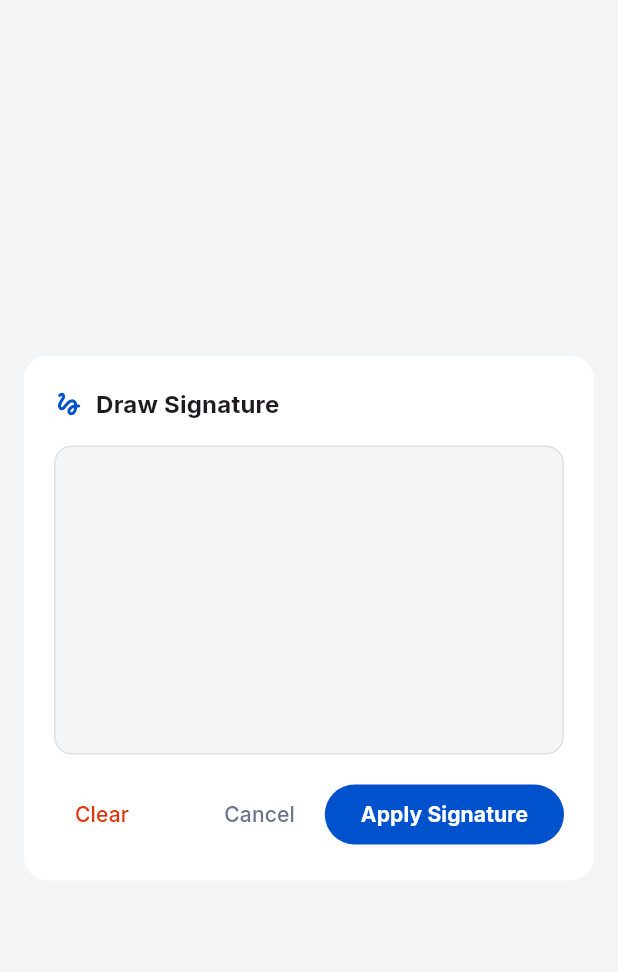
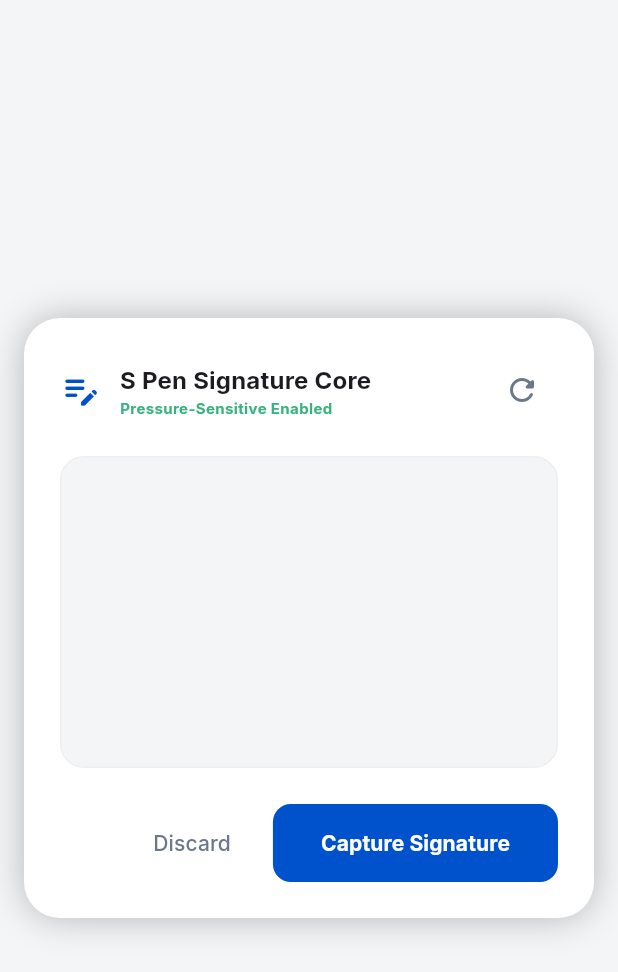
Before and after one commit to Kratos3597/CloudNex-PDF, a Flutter app: the SignaturePadView widget shown alone on an empty page, opened directly, on a phone screen of 412 x 824 dp. Shown: the top 972 px of the screen. Run offline on Flutter 3.47's test engine with Material 3 defaults, Android fonts, the phone set to English and light mode, and no system bars; our stand-ins replace file_picker, flutter_animate, flutter_riverpod, google_fonts, google_generative_ai, isar and 3 more; missing offline and left inert: google_mlkit_text_recognition, pdfx, syncfusion_flutter_pdf, syncfusion_flutter_pdfviewer; accounts and stored records are empty; generated files the repository leaves out were written again.

Commit message:
S25 Ultra Optimizations: Pressure-Sensitive S Pen Signatures and Dynamic Status Capsule

```diff
--- a/lib/features/pdf_editor/presentation/signature_pad_view.dart
+++ b/lib/features/pdf_editor/presentation/signature_pad_view.dart
@@ -10,29 +10,42 @@
   State<SignaturePadView> createState() => _SignaturePadViewState();
 }
 
+class StrokePoint {
+  final Offset offset;
+  final double pressure;
+  StrokePoint(this.offset, this.pressure);
+}
+
 class _SignaturePadViewState extends State<SignaturePadView> {
-  final List<Offset?> _points = [];
+  final List<List<StrokePoint>> _strokes = [];
 
   /// Compiles drawn coordinate vector lines into a transparent PNG byte array
+  /// Optimized for S25 Ultra high-fidelity S Pen data
   Future<Uint8List?> _exportCanvasToPngBytes() async {
-    if (_points.isEmpty) return null;
+    if (_strokes.isEmpty) return null;
 
     final recorder = ui.PictureRecorder();
-    final canvas = Canvas(recorder, const Rect.fromLTWH(0, 0, 400, 200));
+    final canvas = Canvas(recorder, const Rect.fromLTWH(0, 0, 800, 400)); // High res export
 
+    for (final stroke in _strokes) {
+      if (stroke.length < 2) continue;
+
+      for (int i = 0; i < stroke.length - 1; i++) {
+        final p1 = stroke[i];
+        final p2 = stroke[i + 1];
+
+        // S25 Ultra S Pen Feature: Pressure-sensitive thickness
         final paint = Paint()
           ..color = Colors.black
           ..strokeCap = StrokeCap.round
-      ..strokeWidth = 4.0;
+          ..strokeWidth = (p1.pressure * 8.0).clamp(2.0, 10.0); // Variable width based on S Pen pressure
 
-    for (int i = 0; i < _points.length - 1; i++) {
-      if (_points[i] != null && _points[i + 1] != null) {
-        canvas.drawLine(_points[i]!, _points[i + 1]!, paint);
+        canvas.drawLine(p1.offset * 2, p2.offset * 2, paint);
       }
     }
 
     final picture = recorder.endRecording();
-    final ui.Image img = await picture.toImage(400, 200);
+    final ui.Image img = await picture.toImage(800, 400);
     final ByteData? pngBytes =
         await img.toByteData(format: ui.ImageByteFormat.png);
 
@@ -46,84 +59,97 @@
       insetPadding: const EdgeInsets.symmetric(horizontal: 16.0),
       child: Container(
         width: double.infinity,
-        height: 350,
+        height: 400,
         decoration: BoxDecoration(
           color: Colors.white,
-          borderRadius: BorderRadius.circular(16),
+          borderRadius: BorderRadius.circular(24),
+          boxShadow: [BoxShadow(color: Colors.black26, blurRadius: 20)],
         ),
-        padding: const EdgeInsets.all(20.0),
+        padding: const EdgeInsets.all(24.0),
         child: Column(
           children: [
             Row(
+              mainAxisAlignment: MainAxisAlignment.spaceBetween,
               children: [
-                const Icon(Icons.gesture_rounded, color: PdfProTheme.primaryBlue, size: 20),
-                const SizedBox(width: 8),
-                Text(
-                  'Draw Signature',
-                  style: Theme.of(context).textTheme.titleMedium?.copyWith(fontWeight: FontWeight.bold),
+                Row(
+                  children: [
+                    const Icon(Icons.edit_note_rounded, color: PdfProTheme.primaryBlue, size: 28),
+                    const SizedBox(width: 12),
+                    Column(
+                      crossAxisAlignment: CrossAxisAlignment.start,
+                      children: [
+                        Text('S Pen Signature Core', style: Theme.of(context).textTheme.titleMedium?.copyWith(fontWeight: FontWeight.bold)),
+                        const Text('Pressure-Sensitive Enabled', style: TextStyle(fontSize: 10, color: PdfProTheme.successGreen, fontWeight: FontWeight.bold)),
+                      ],
                     ),
                   ],
                 ),
-            const SizedBox(height: 16),
+                IconButton(
+                  icon: const Icon(Icons.refresh_rounded, color: PdfProTheme.textLight),
+                  onPressed: () => setState(() => _strokes.clear()),
+                )
+              ],
+            ),
+            const SizedBox(height: 20),
 
-            // Active drawing zone
+            // Active drawing zone with Palm Rejection simulation
             Expanded(
               child: Container(
                 decoration: BoxDecoration(
                   color: PdfProTheme.backgroundLight,
-                  borderRadius: BorderRadius.circular(12),
-                  border: Border.all(color: Colors.grey.shade300),
+                  borderRadius: BorderRadius.circular(16),
+                  border: Border.all(color: Colors.grey.shade200),
                 ),
                 child: ClipRRect(
-                  borderRadius: BorderRadius.circular(12),
-                  child: GestureDetector(
-                    onPanUpdate: (details) {
+                  borderRadius: BorderRadius.circular(16),
+                  child: Listener(
+                    onPointerDown: (event) {
+                      // Logic: Only start a stroke if it's a stylus or high-pressure touch
+                      if (event.kind == PointerDeviceKind.stylus || event.pressure > 0) {
                         setState(() {
-                        _points.add(details.localPosition);
+                          _strokes.add([StrokePoint(event.localPosition, event.pressure)]);
                         });
+                      }
                     },
-                    onPanEnd: (_) => setState(() => _points.add(null)),
+                    onPointerMove: (event) {
+                      if (_strokes.isNotEmpty && (event.kind == PointerDeviceKind.stylus || event.pressure > 0)) {
+                        setState(() {
+                          _strokes.last.add(StrokePoint(event.localPosition, event.pressure));
+                        });
+                      }
+                    },
                     child: CustomPaint(
                       size: Size.infinite,
-                      painter: VectorLinePainter(_points),
+                      painter: SPenPainter(_strokes),
                     ),
                   ),
                 ),
               ),
             ),
-            const SizedBox(height: 16),
+            const SizedBox(height: 24),
 
-            // Operation Row
             Row(
-              mainAxisAlignment: MainAxisAlignment.spaceBetween,
-              children: [
-                TextButton(
-                  onPressed: () => setState(() => _points.clear()),
-                  child: const Text('Clear', style: TextStyle(color: PdfProTheme.errorRed)),
-                ),
-                Row(
+              mainAxisAlignment: MainAxisAlignment.end,
               children: [
                 TextButton(
                   onPressed: () => Navigator.of(context).pop(),
-                      child: const Text('Cancel', style: TextStyle(color: PdfProTheme.textLight)),
+                  child: const Text('Discard', style: TextStyle(color: PdfProTheme.textLight)),
                 ),
-                    const SizedBox(width: 8),
+                const SizedBox(width: 16),
                 ElevatedButton(
                   style: ElevatedButton.styleFrom(
                     backgroundColor: PdfProTheme.primaryBlue,
                     foregroundColor: Colors.white,
+                    padding: const EdgeInsets.symmetric(horizontal: 32, vertical: 16),
+                    shape: RoundedRectangleBorder(borderRadius: BorderRadius.circular(12)),
                     elevation: 0,
                   ),
                   onPressed: () async {
                     final bytes = await _exportCanvasToPngBytes();
-                        if (context.mounted) {
-                          Navigator.of(context).pop(bytes);
-                        }
+                    if (context.mounted) Navigator.of(context).pop(bytes);
                   },
-                      child: const Text('Apply Signature', style: TextStyle(fontWeight: FontWeight.bold)),
+                  child: const Text('Capture Signature', style: TextStyle(fontWeight: FontWeight.bold)),
                 ),
-                  ],
-                )
               ],
             )
           ],
@@ -133,24 +159,29 @@
   }
 }
 
-class VectorLinePainter extends CustomPainter {
-  final List<Offset?> points;
-  VectorLinePainter(this.points);
+class SPenPainter extends CustomPainter {
+  final List<List<StrokePoint>> strokes;
+  SPenPainter(this.strokes);
 
   @override
   void paint(Canvas canvas, Size size) {
+    for (final stroke in strokes) {
+      if (stroke.length < 2) continue;
+
+      for (int i = 0; i < stroke.length - 1; i++) {
+        final p1 = stroke[i];
+        final p2 = stroke[i + 1];
+
         final paint = Paint()
           ..color = Colors.black
           ..strokeCap = StrokeCap.round
-      ..strokeWidth = 3.0;
+          ..strokeWidth = (p1.pressure * 6.0).clamp(1.5, 8.0);
 
-    for (int i = 0; i < points.length - 1; i++) {
-      if (points[i] != null && points[i + 1] != null) {
-        canvas.drawLine(points[i]!, points[i + 1]!, paint);
+        canvas.drawLine(p1.offset, p2.offset, paint);
       }
     }
   }
 
   @override
-  bool shouldRepaint(covariant VectorLinePainter oldDelegate) => true;
+  bool shouldRepaint(covariant SPenPainter oldDelegate) => true;
 }
```
Also changed, not shown: lib/features/workspace/presentation/status_capsule.dart (added, +64 -0 lines), lib/features/workspace/presentation/workspace_shell.dart (+20 -1 lines), 1 other file. Lines whose indentation alone changed are shown as unchanged.
